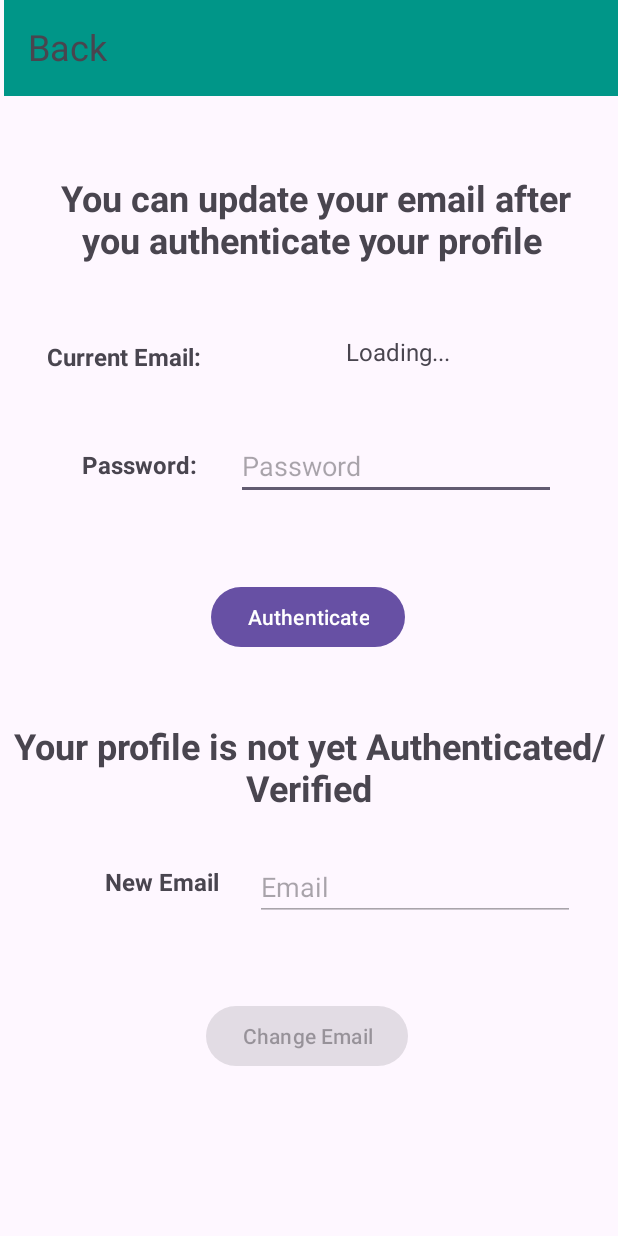
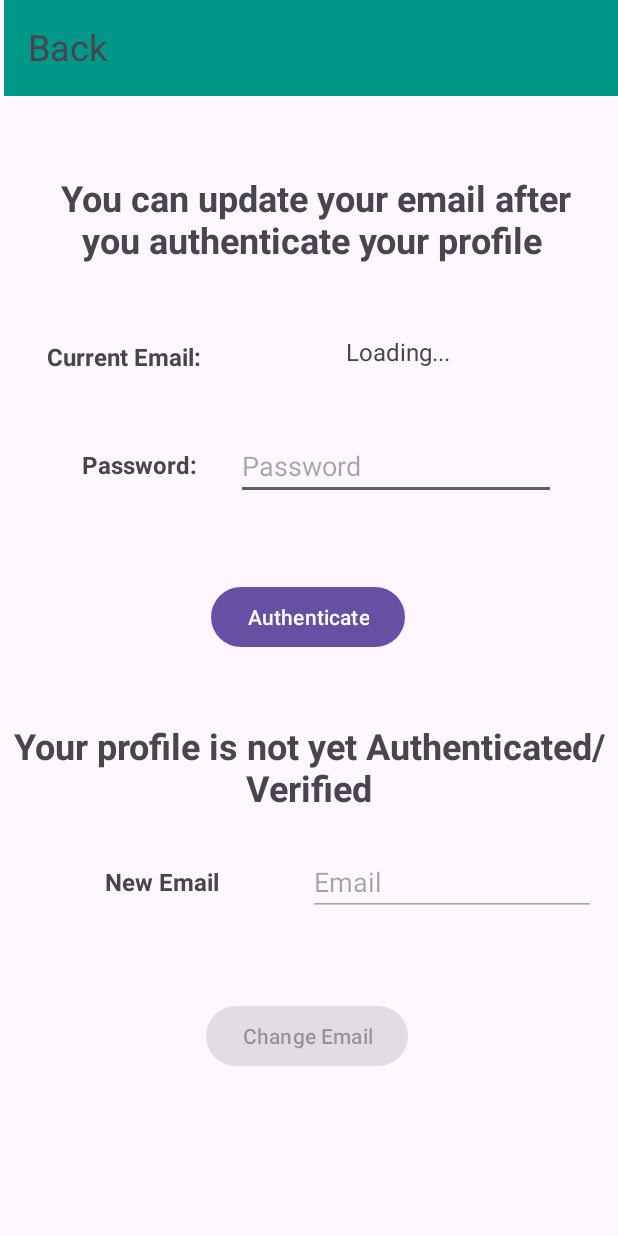
Before and after one commit to DemonGodOP/ExamApplication, an Android app: the ChangeEmail screen opened directly, with no data from a screen before it, on a phone screen of 412 x 824 dp. Run offline under Robolectric (Android 15) with nearby library versions, the phone set to English and light mode, and no system bars; our stand-ins replace Firebase (no records; nobody signed in at launch, a user with empty details on screens opened directly); 2 statements that could not run were skipped.

Commit message:
66th Commit

```diff
--- a/app/src/main/res/layout/activity_change_email.xml
+++ b/app/src/main/res/layout/activity_change_email.xml
@@ -117,17 +117,17 @@
 
     <EditText
         android:id="@+id/CE_NewEmail"
-        android:layout_width="wrap_content"
-        android:layout_height="wrap_content"
+        android:layout_width="192dp"
+        android:layout_height="45dp"
         android:ems="10"
         android:hint="Email"
         android:inputType="text"
         app:layout_constraintBottom_toBottomOf="parent"
         app:layout_constraintEnd_toEndOf="parent"
-        app:layout_constraintHorizontal_bias="0.855"
+        app:layout_constraintHorizontal_bias="0.933"
         app:layout_constraintStart_toStartOf="parent"
         app:layout_constraintTop_toTopOf="parent"
-        app:layout_constraintVertical_bias="0.73" />
+        app:layout_constraintVertical_bias="0.726" />
 
     <EditText
         android:id="@+id/CE_Password"
```
